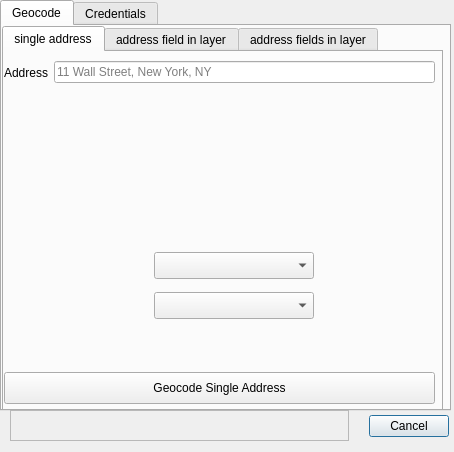
Before: the Qt Designer form hereqgis_dialog_base.ui in riccardoklinger/Hqgis, drawn with Qt 5.
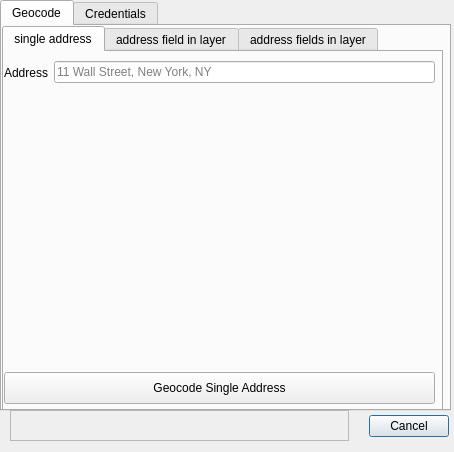
After: the same form once the commit is applied. The open tabs and pages were chosen to show the change. Custom widgets are drawn as their Qt base class.

```diff
--- a/hereqgis_dialog_base.ui
+++ b/hereqgis_dialog_base.ui
@@ -106,26 +106,6 @@
         <string>Geocode Single Address</string>
        </property>
       </widget>
-      <widget class="QgsMapLayerComboBox" name="mMapLayerComboBox">
-       <property name="geometry">
-        <rect>
-         <x>150</x>
-         <y>200</y>
-         <width>160</width>
-         <height>27</height>
-        </rect>
-       </property>
-      </widget>
-      <widget class="QgsFieldComboBox" name="mFieldComboBox">
-       <property name="geometry">
-        <rect>
-         <x>150</x>
-         <y>240</y>
-         <width>160</width>
-         <height>27</height>
-        </rect>
-       </property>
-      </widget>
      </widget>
      <widget class="QWidget" name="tab_4">
       <attribute name="title">
```
Left out of the diff: 2 changed lines with no effect on the pictures.
